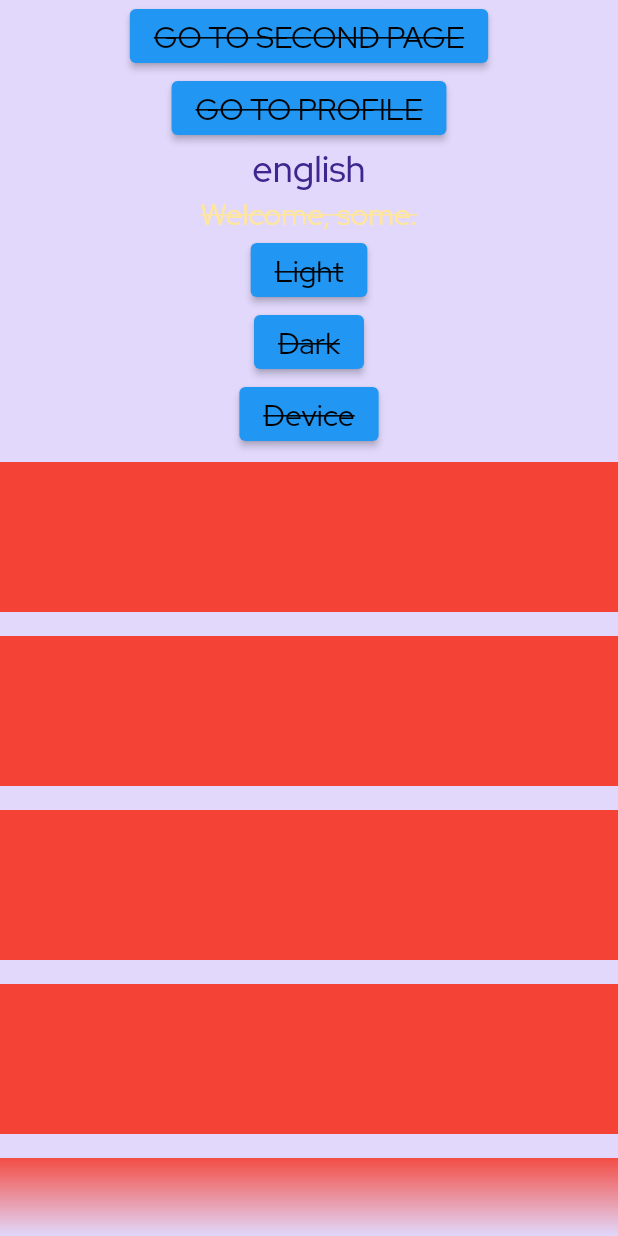
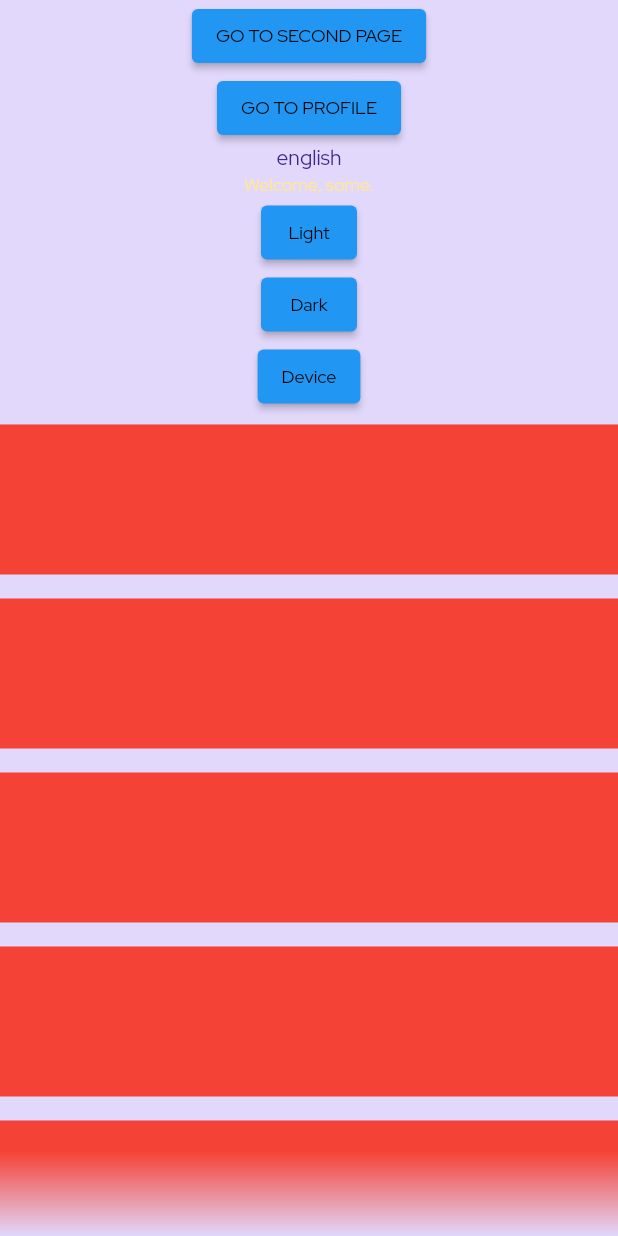
Before and after one commit to arutyun88/kap, a Flutter app: the FirstView screen opened directly, on a phone screen of 412 x 824 dp. Run offline on Flutter 3.47's test engine with Material 2 defaults, Android fonts, the phone set to English and light mode, and no system bars; our stand-ins replace auto_route, firebase_core, firebase_database, get, hive, package_info_plus; accounts and stored records are empty; generated files the repository leaves out were written again.

Commit message:
theme: delete typography and added default style

```diff
--- a/lib/app/modules/first/views/first_view.dart
+++ b/lib/app/modules/first/views/first_view.dart
@@ -6,7 +6,6 @@ import 'package:kap/app/widgets/app_shader_scaffold.dart';
 import 'package:kap/config/l10n/custom_app_localizations.dart';
 import 'package:kap/config/palette/palette.dart';
 import 'package:kap/config/theme/app_theme.dart';
-import 'package:kap/config/theme/typography.dart';
 import 'package:kap/services/settings/theme_service.dart';
 import 'package:kap/services/widgets_size_service.dart';
 
@@ -33,31 +32,31 @@ class FirstView extends StatelessWidget {
                   SizedBox(height: context.mediaQueryPadding.top),
                   ElevatedButton(
                     onPressed: controller.goToSecondPage,
-                    child: Text('GO TO SECOND PAGE', style: context.theme.textTheme.through),
+                    child: Text('GO TO SECOND PAGE', style: context.theme.textTheme.bodySmall),
                   ),
                   ElevatedButton(
                     onPressed: controller.goToProfilePage,
-                    child: Text('GO TO PROFILE', style: context.theme.textTheme.through),
+                    child: Text('GO TO PROFILE', style: context.theme.textTheme.bodySmall),
                   ),
                   Text(
                     context.dictionary.language,
-                    style: context.theme.textTheme.body.copyWith(color: Palette.main.primary.light),
+                    style: context.theme.textTheme.bodyMedium?.copyWith(color: Palette.main.primary.light),
                   ),
                   Text(
                     context.dictionary.helloWithUsername('some'),
-                    style: context.theme.textTheme.through.copyWith(color: Palette.support.warning.light),
+                    style: context.theme.textTheme.bodySmall?.copyWith(color: Palette.support.warning.light),
                   ),
                   ElevatedButton(
                     onPressed: () => ThemeService.to.change(AppTheme.light),
-                    child: Text('Light', style: context.theme.textTheme.through),
+                    child: Text('Light', style: context.theme.textTheme.bodySmall),
                   ),
                   ElevatedButton(
                     onPressed: () => ThemeService.to.change(AppTheme.dark),
-                    child: Text('Dark', style: context.theme.textTheme.through),
+                    child: Text('Dark', style: context.theme.textTheme.bodySmall),
                   ),
                   ElevatedButton(
                     onPressed: () => ThemeService.to.change(null),
-                    child: Text('Device', style: context.theme.textTheme.through),
+                    child: Text('Device', style: context.theme.textTheme.bodySmall),
                   ),
                   ...List.generate(
                     5,
--- a/lib/app/modules/me/views/me_view.dart
+++ b/lib/app/modules/me/views/me_view.dart
@@ -2,7 +2,6 @@ import 'package:auto_route/auto_route.dart';
 import 'package:flutter/material.dart';
 import 'package:get/get.dart';
 import 'package:kap/app/modules/me/controllers/me_controller.dart';
-import 'package:kap/config/theme/typography.dart';
 
 @RoutePage()
 class MeEmptyView extends AutoRouter {
@@ -22,7 +21,7 @@ class MeView extends StatelessWidget {
           body: Center(
             child: ElevatedButton(
               onPressed: controller.goToProfilePage,
-              child: Text('GO TO PROFILE', style: context.theme.textTheme.through),
+              child: Text('GO TO PROFILE', style: context.theme.textTheme.bodyMedium),
             ),
           ),
         );
--- a/lib/config/theme/app_theme.dart
+++ b/lib/config/theme/app_theme.dart
@@ -3,15 +3,10 @@ import 'package:flutter/services.dart';
 import 'package:kap/config/palette/palette.dart';
 
 class AppTheme {
-  static ThemeData get light => _Theme.theme(
-        fontFamily: 'Red Hat Display',
-        fontMainColor: Palette.main.text.light,
-      ).copyWith(
+  static ThemeData get light => _Theme.theme(defaultTextStyle: TextStyle(color: Palette.main.text.light)).copyWith(
         brightness: Brightness.light,
         scaffoldBackgroundColor: Palette.background.light,
-        appBarTheme: const AppBarTheme(
-          systemOverlayStyle: SystemUiOverlayStyle.dark,
-        ),
+        appBarTheme: const AppBarTheme(systemOverlayStyle: SystemUiOverlayStyle.dark),
         bottomNavigationBarTheme: BottomNavigationBarThemeData(
           backgroundColor: Palette.bottomNavigationBarBackgroundColor.light,
           elevation: 0.0,
@@ -24,15 +19,10 @@ class AppTheme {
         ),
       );
 
-  static ThemeData get dark => _Theme.theme(
-        fontFamily: 'Red Hat Display',
-        fontMainColor: Palette.main.text.dark,
-      ).copyWith(
+  static ThemeData get dark => _Theme.theme(defaultTextStyle: TextStyle(color: Palette.main.text.dark)).copyWith(
         brightness: Brightness.dark,
         scaffoldBackgroundColor: Palette.background.dark,
-        appBarTheme: const AppBarTheme(
-          systemOverlayStyle: SystemUiOverlayStyle.light,
-        ),
+        appBarTheme: const AppBarTheme(systemOverlayStyle: SystemUiOverlayStyle.light),
         bottomNavigationBarTheme: BottomNavigationBarThemeData(
           backgroundColor: Palette.bottomNavigationBarBackgroundColor.dark,
           elevation: 0.0,
@@ -47,12 +37,24 @@ class AppTheme {
 }
 
 abstract class _Theme {
-  static ThemeData theme({
-    String? fontFamily,
-    Color? fontMainColor,
-  }) =>
-      ThemeData(
-        fontFamily: fontFamily,
-        textTheme: TextTheme(bodySmall: TextStyle(color: fontMainColor, overflow: TextOverflow.ellipsis)),
+  static ThemeData theme({required TextStyle defaultTextStyle}) => ThemeData(
+        fontFamily: 'Red Hat Display',
+        textTheme: TextTheme(
+          displayLarge: defaultTextStyle,
+          displayMedium: defaultTextStyle,
+          displaySmall: defaultTextStyle,
+          headlineLarge: defaultTextStyle,
+          headlineMedium: defaultTextStyle,
+          headlineSmall: defaultTextStyle,
+          titleLarge: defaultTextStyle,
+          titleMedium: defaultTextStyle,
+          titleSmall: defaultTextStyle,
+          bodyLarge: defaultTextStyle,
+          bodyMedium: defaultTextStyle,
+          bodySmall: defaultTextStyle,
+          labelLarge: defaultTextStyle,
+          labelMedium: defaultTextStyle,
+          labelSmall: defaultTextStyle,
+        ),
       );
 }
--- a/lib/config/theme/typography.dart
+++ /dev/null
@@ -1,17 +0,0 @@
-import 'package:flutter/material.dart';
-
-extension Typography on TextTheme {
-  TextStyle get action => bodySmall!.copyWith(fontSize: 24.0, fontWeight: FontWeight.w500, height: 32.0 / 24.0);
-
-  TextStyle get caption => bodySmall!.copyWith(fontSize: 20.0, fontWeight: FontWeight.w500, height: 28.0 / 20.0);
-
-  TextStyle get heading => bodySmall!.copyWith(fontSize: 36.0, fontWeight: FontWeight.w500, height: 40.0 / 36.0);
-
-  TextStyle get body => bodySmall!.copyWith(fontSize: 24.0, fontWeight: FontWeight.w500, height: 32.0 / 24.0);
-
-  TextStyle get underline => bodySmall!
-      .copyWith(fontSize: 24.0, fontWeight: FontWeight.w500, height: 32.0 / 24.0, decoration: TextDecoration.underline);
-
-  TextStyle get through => bodySmall!.copyWith(
-      fontSize: 20.0, fontWeight: FontWeight.w400, height: 28.0 / 20.0, decoration: TextDecoration.lineThrough);
-}
```
